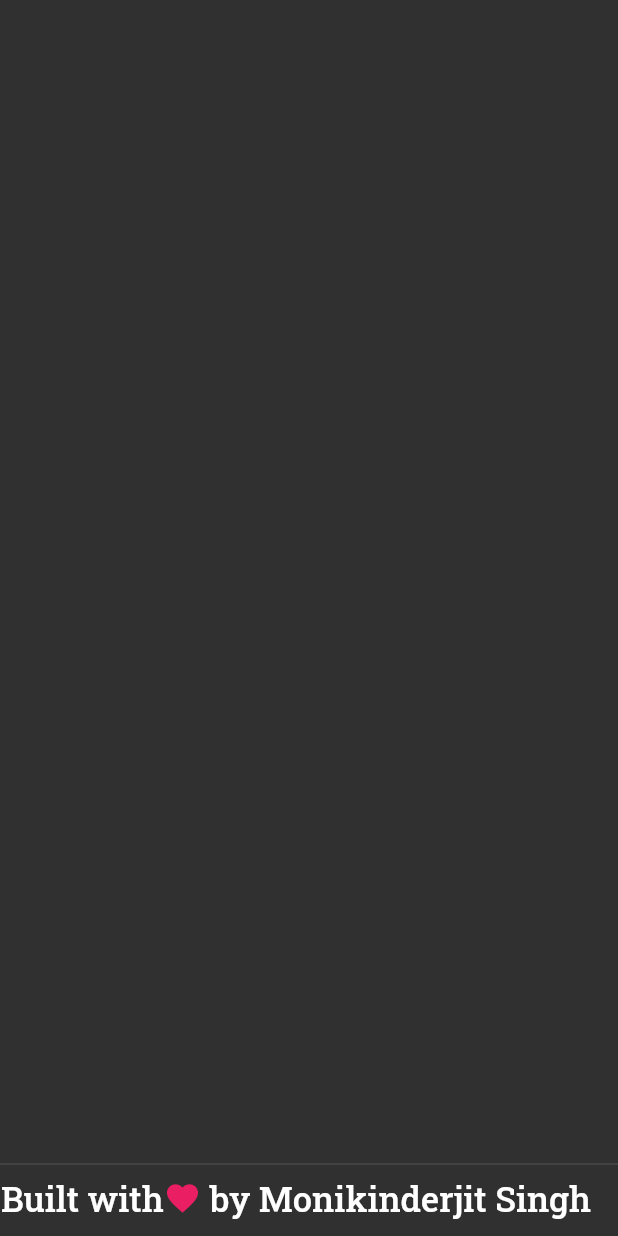
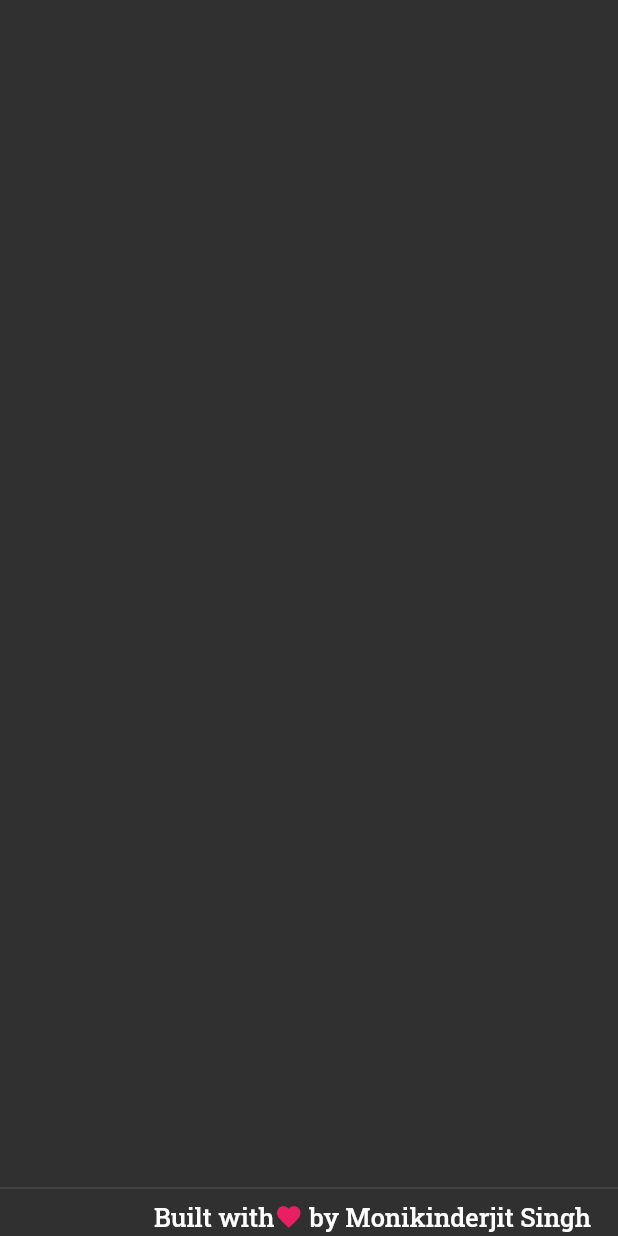
Before and after one commit to Chirag-Mathur/Portfolio, a Flutter app: what footer() shows on an empty page, opened directly, on a phone screen of 412 x 824 dp. Run offline on Flutter 3.47's test engine with Material 2 defaults, Android fonts, the phone set to English and light mode, and no system bars; our stand-ins replace animated_text_kit, flutter_speed_dial, google_fonts, liquid_progress_indicator, path_drawing, theme_provider; missing offline and left inert: polygon_clipper, universal_html.

Commit message:
responsive part3

```diff
--- a/lib/src/info/globals.dart
+++ b/lib/src/info/globals.dart
@@ -97,7 +97,7 @@ class Globals {
   }
 
   static bool isLargeScreen(BuildContext context) {
-    return MediaQuery.of(context).size.width > 800;
+    return MediaQuery.of(context).size.width >= 800;
   }
 
   static bool isMediumScreen(BuildContext context) {
--- a/lib/src/widgets/footer.dart
+++ b/lib/src/widgets/footer.dart
@@ -1,5 +1,6 @@
 import 'package:flutter/material.dart';
 import 'package:google_fonts/google_fonts.dart';
+import 'package:my_portfolio/src/info/globals.dart';
 import 'package:theme_provider/theme_provider.dart';
 
 // import '../widgets/socialMediaRow.dart';
@@ -8,7 +9,7 @@ Widget footer(BuildContext context) {
   return Align(
     alignment: Alignment.bottomCenter, //FractionalOffset.bottomCenter,
     child: Padding(
-      padding: EdgeInsets.only(bottom: 10.0),
+      padding:Globals.isLargeScreen(context)? EdgeInsets.only(bottom: 10.0):EdgeInsets.only(bottom:2),
       child: Column(
         mainAxisAlignment: MainAxisAlignment.end,
         crossAxisAlignment: CrossAxisAlignment.center,
@@ -24,7 +25,7 @@ Widget footer(BuildContext context) {
               Text(
                 "Built with",
                 style: GoogleFonts.robotoSlab(
-                  fontSize: 23,
+                  fontSize:Globals.isLargeScreen(context)? 23:17,
                   fontWeight: FontWeight.w500,
                   color:
                   // ThemeProvider.themeOf(context).data.appBarTheme.textTheme.headline5.color
@@ -36,7 +37,7 @@ Widget footer(BuildContext context) {
               Icon(
                 Icons.favorite,
                 color: ThemeProvider.themeOf(context).id == 'dark'? Colors.pink:Colors.blue[900],
-                size: 25,
+                size:Globals.isLargeScreen(context)? 25:19,
               ),
               Padding(
                 padding: EdgeInsets.only(right: 18.0),
@@ -44,7 +45,7 @@ Widget footer(BuildContext context) {
                   " by Monikinderjit Singh",
                   style:
                   GoogleFonts.robotoSlab(
-                    fontSize: 23,
+                    fontSize:Globals.isLargeScreen(context)? 23:17,
                     fontWeight: FontWeight.w500,
                     color:
                     // ThemeProvider.themeOf(context).data.appBarTheme.textTheme.headline5.color
```
Also changed, not shown: lib/src/screens/AboutScreen.dart (+18 -14 lines), lib/src/screens/Timeline.dart (+7 -8 lines), lib/src/widgets/appDrawer.dart (+2 -8 lines), lib/src/widgets/projectsCardWidget.dart (+11 -9 lines), lib/src/widgets/skills_grid.dart (+46 -25 lines).
